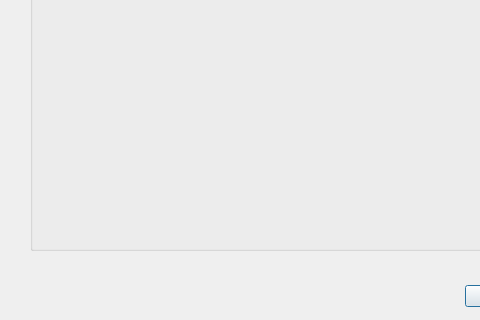
This is ui_dialog_plot.ui in zhq2281/Modeling as Qt 5 draws it before an edit; both pictures show x 0 to 480 and y 160 to 480 of the 640 by 480 pixel window. The edited form follows.
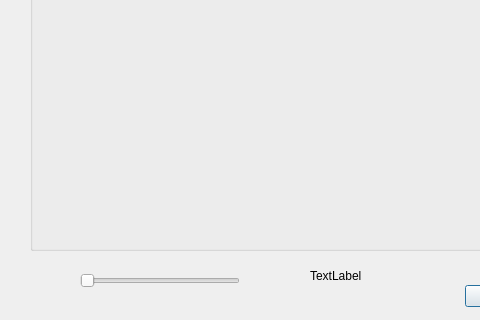
This is the edited form.

Patch:
```diff
--- a/ui_dialog_plot.ui
+++ b/ui_dialog_plot.ui
@@ -42,6 +42,32 @@
     <string>GroupBox_Matplotlib的图形显示：</string>
    </property>
   </widget>
+  <widget class="QSlider" name="horizontalSlider">
+   <property name="geometry">
+    <rect>
+     <x>80</x>
+     <y>430</y>
+     <width>160</width>
+     <height>22</height>
+    </rect>
+   </property>
+   <property name="orientation">
+    <enum>Qt::Horizontal</enum>
+   </property>
+  </widget>
+  <widget class="QLabel" name="label">
+   <property name="geometry">
+    <rect>
+     <x>310</x>
+     <y>430</y>
+     <width>54</width>
+     <height>12</height>
+    </rect>
+   </property>
+   <property name="text">
+    <string>TextLabel</string>
+   </property>
+  </widget>
  </widget>
  <resources/>
  <connections>
```
